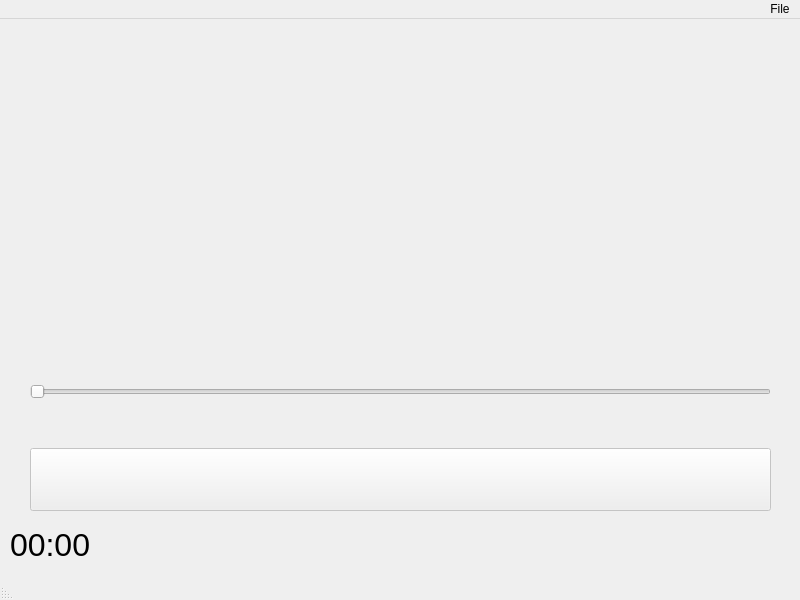
Qt form forms/mainwindow.ui (hackpulsar/kvk-audio-player) before a commit.
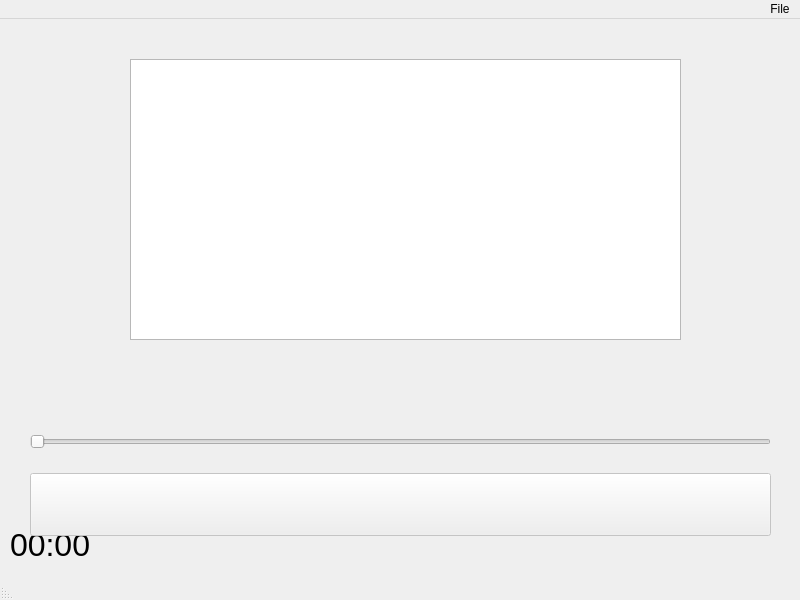
The same form after that commit.

Commit message: implemented recently opened files list

```diff
--- a/forms/mainwindow.ui
+++ b/forms/mainwindow.ui
@@ -45,7 +45,7 @@
     <property name="geometry">
      <rect>
       <x>30</x>
-      <y>360</y>
+      <y>410</y>
       <width>741</width>
       <height>25</height>
      </rect>
@@ -60,40 +60,19 @@
      <enum>Qt::Horizontal</enum>
     </property>
    </widget>
-   <widget class="QLabel" name="filenameLabel">
-    <property name="geometry">
-     <rect>
-      <x>40</x>
-      <y>290</y>
-      <width>731</width>
-      <height>51</height>
-     </rect>
-    </property>
-    <property name="font">
-     <font>
-      <pointsize>34</pointsize>
-     </font>
-    </property>
-    <property name="layoutDirection">
-     <enum>Qt::LeftToRight</enum>
-    </property>
-    <property name="text">
-     <string/>
-    </property>
-    <property name="alignment">
-     <set>Qt::AlignCenter</set>
-    </property>
-   </widget>
    <widget class="QWidget" name="horizontalLayoutWidget">
     <property name="geometry">
      <rect>
       <x>30</x>
-      <y>410</y>
+      <y>430</y>
       <width>741</width>
-      <height>101</height>
+      <height>111</height>
      </rect>
     </property>
     <layout class="QHBoxLayout" name="horizontalLayout">
+     <property name="sizeConstraint">
+      <enum>QLayout::SetDefaultConstraint</enum>
+     </property>
      <item>
       <widget class="QPushButton" name="playButton">
        <property name="enabled">
@@ -120,6 +99,54 @@
      </item>
     </layout>
    </widget>
+   <widget class="QListWidget" name="listWidget">
+    <property name="geometry">
+     <rect>
+      <x>130</x>
+      <y>40</y>
+      <width>551</width>
+      <height>281</height>
+     </rect>
+    </property>
+    <property name="font">
+     <font>
+      <pointsize>16</pointsize>
+     </font>
+    </property>
+    <property name="layoutDirection">
+     <enum>Qt::LeftToRight</enum>
+    </property>
+   </widget>
+   <widget class="QLabel" name="filenameLabel">
+    <property name="geometry">
+     <rect>
+      <x>30</x>
+      <y>360</y>
+      <width>739</width>
+      <height>49</height>
+     </rect>
+    </property>
+    <property name="font">
+     <font>
+      <pointsize>22</pointsize>
+     </font>
+    </property>
+    <property name="layoutDirection">
+     <enum>Qt::LeftToRight</enum>
+    </property>
+    <property name="text">
+     <string/>
+    </property>
+    <property name="scaledContents">
+     <bool>true</bool>
+    </property>
+    <property name="alignment">
+     <set>Qt::AlignCenter</set>
+    </property>
+    <property name="wordWrap">
+     <bool>false</bool>
+    </property>
+   </widget>
   </widget>
   <widget class="QMenuBar" name="menubar">
    <property name="enabled">
```
The commit also changes 10 other files.
